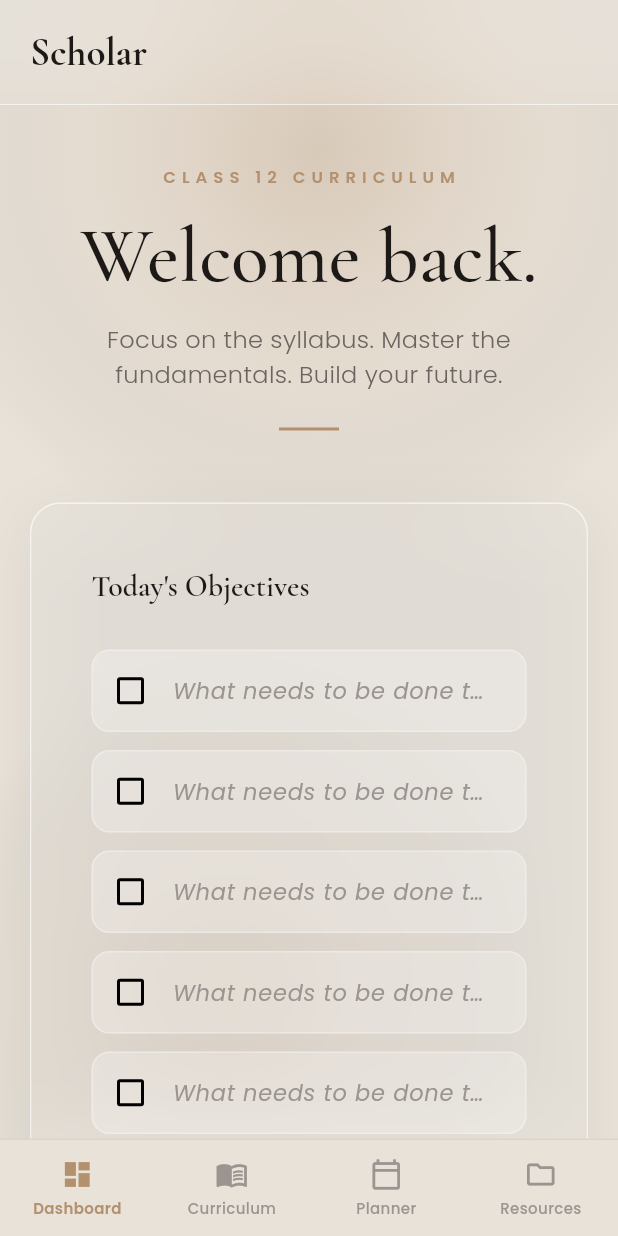
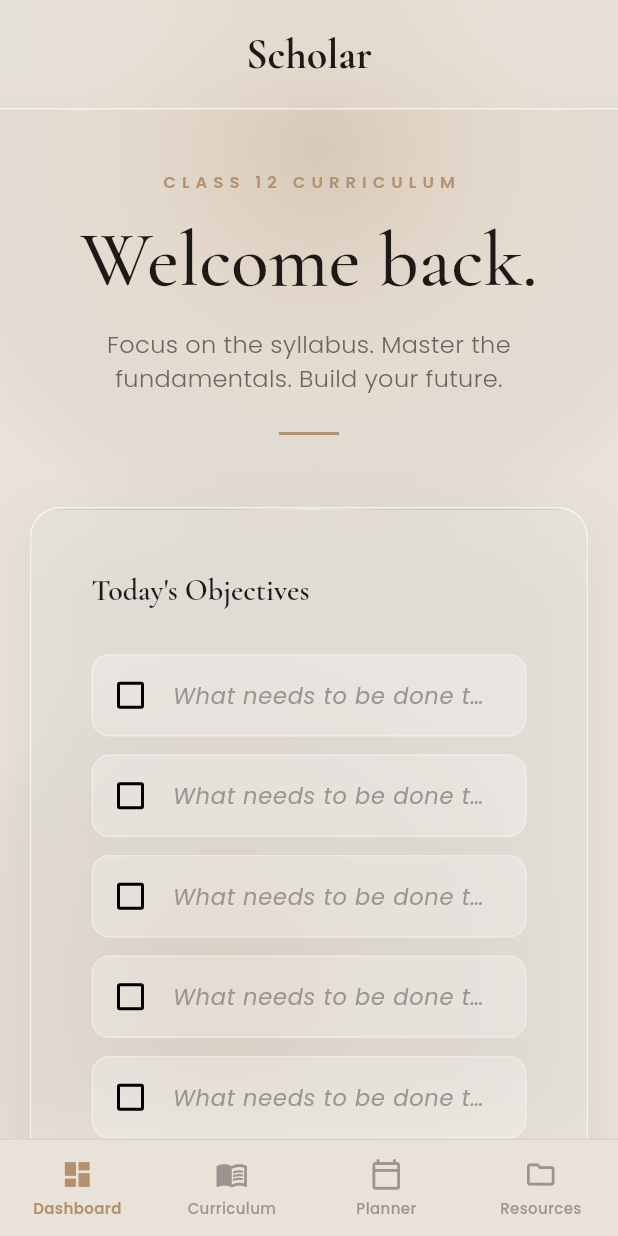
Before and after one commit to Manmathdev/Schoarapp, a Flutter app: the screen it shows after launch, on a phone screen of 412 x 824 dp. Run offline on Flutter 3.47's test engine with Material 3 defaults, Android fonts, the phone set to English and light mode, and no system bars; our stand-ins replace google_fonts, share_plus, shared_preferences; missing offline and left inert: pdfx.

Commit message:
Fix planner layout bug, center logo, add glass shine

```diff
--- a/lib/pages/planner_page.dart
+++ b/lib/pages/planner_page.dart
@@ -301,11 +301,13 @@ class _PlannerPageState extends State<PlannerPage> {
         final borderColor = ScholarColors.dayBorderColors[i];
         return SizedBox(
           width: 280,
+          height: 260,
           child: GlassCard(
             padding: const EdgeInsets.all(28),
             borderRadius: 20,
             child: Column(
               crossAxisAlignment: CrossAxisAlignment.start,
+              mainAxisSize: MainAxisSize.min,
               children: [
                 Container(
                   decoration: BoxDecoration(
--- a/lib/widgets/glass_card.dart
+++ b/lib/widgets/glass_card.dart
@@ -42,12 +42,35 @@ class GlassCard extends StatelessWidget {
       ),
       child: ClipRRect(
         borderRadius: BorderRadius.circular(borderRadius),
-        child: BackdropFilter(
-          filter: ImageFilter.blur(sigmaX: 24, sigmaY: 24),
-          child: Padding(
-            padding: padding ?? const EdgeInsets.all(40),
-            child: child,
-          ),
+        child: Stack(
+          children: [
+            BackdropFilter(
+              filter: ImageFilter.blur(sigmaX: 24, sigmaY: 24),
+              child: Padding(
+                padding: padding ?? const EdgeInsets.all(40),
+                child: child,
+              ),
+            ),
+            // Subtle top shine line, matching the website's `.glass::before`
+            // gradient accent (transparent -> white -> transparent).
+            Positioned(
+              top: 0,
+              left: 0,
+              right: 0,
+              child: Container(
+                height: 1,
+                decoration: const BoxDecoration(
+                  gradient: LinearGradient(
+                    colors: [
+                      Colors.transparent,
+                      Color(0x80FFFFFF),
+                      Colors.transparent,
+                    ],
+                  ),
+                ),
+              ),
+            ),
+          ],
         ),
       ),
     );
--- a/lib/widgets/scholar_header.dart
+++ b/lib/widgets/scholar_header.dart
@@ -25,17 +25,15 @@ class ScholarHeader extends StatelessWidget {
           filter: ImageFilter.blur(sigmaX: 24, sigmaY: 24),
           child: Padding(
             padding: const EdgeInsets.symmetric(horizontal: 20, vertical: 16),
-            child: Row(
-              children: [
-                Text(
-                  'Scholar',
-                  style: ScholarStyles.serif(
-                    fontSize: 26,
-                    fontWeight: FontWeight.w700,
-                    letterSpacing: -0.02,
-                  ),
+            child: Center(
+              child: Text(
+                'Scholar',
+                style: ScholarStyles.serif(
+                  fontSize: 28,
+                  fontWeight: FontWeight.w700,
+                  letterSpacing: -0.02,
                 ),
-              ],
+              ),
             ),
           ),
         ),
```
